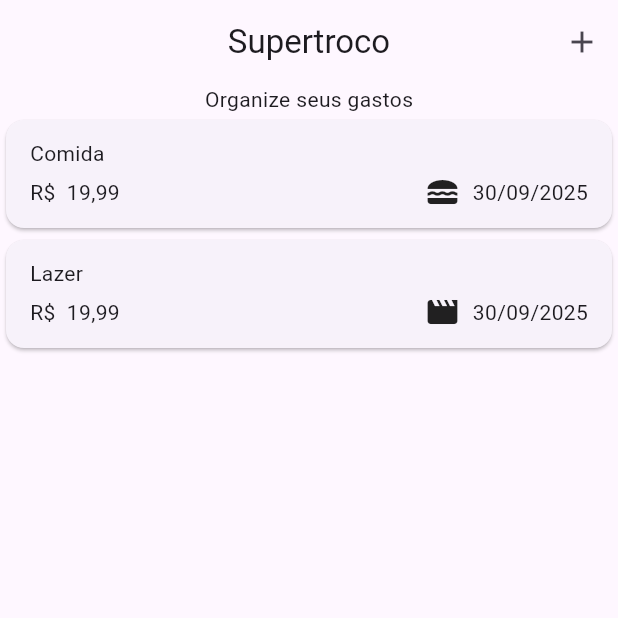
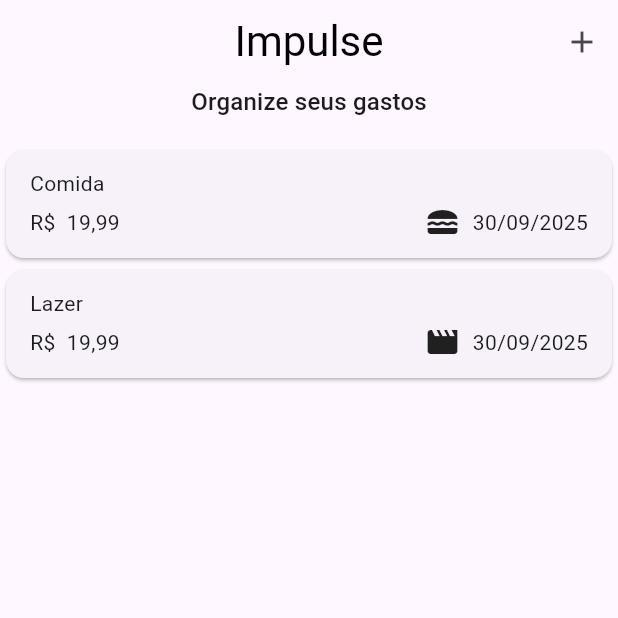
Before and after one commit to Afonso247/impulse, a Flutter app: the screen it shows after launch, on a phone screen of 412 x 824 dp, the top half of it. Run offline on Flutter 3.47's test engine with Material 3 defaults, Android fonts, the phone set to English and light mode, and no system bars.

Commit message:
feat: telinha p/lista vazia + pequena estilizacao

```diff
--- a/lib/impulse.dart
+++ b/lib/impulse.dart
@@ -65,9 +65,44 @@ class _ImpulseState extends State<Impulse> {
 
   @override
   Widget build(BuildContext context) {
+     Widget listContent = Center(
+      child: Column(
+        mainAxisAlignment: MainAxisAlignment.start,
+        children: [
+          SizedBox(height: 48),
+          Icon(
+            Icons.receipt_long_outlined,
+            size: 64,
+            color: Theme.of(context).colorScheme.primary.withOpacity(0.3),
+          ),
+          const SizedBox(height: 16),
+          Text(
+            'Nenhuma despesa cadastrada!',
+            style: Theme.of(context).textTheme.titleMedium?.copyWith(
+              color: Theme.of(context).colorScheme.onSurfaceVariant,
+            ),
+          ),
+          const SizedBox(height: 8),
+          Text(
+            'Toque no + para adicionar',
+            style: Theme.of(context).textTheme.bodySmall?.copyWith(
+              color: Theme.of(context).colorScheme.onSurfaceVariant.withOpacity(0.7),
+            ),
+          ),
+        ],
+      ),
+    );
+
+    if (_registeredExpenses.isNotEmpty) {
+      listContent = ExpensesList(
+        expenses: _registeredExpenses,
+        onRemoveExpense: _removeExpense,
+      );
+    }
+
     return Scaffold(
       appBar: AppBar(
-        title: const Text('Supertroco'),
+        title: const Text('Impulse', style: TextStyle(color: Colors.black, fontSize: 28)),
         centerTitle: true,
         actions: [
           IconButton(
@@ -78,12 +113,10 @@ class _ImpulseState extends State<Impulse> {
       ),
       body: Column(
         children: [
-          Text('Organize seus gastos'),
+          Text('Organize seus gastos', style: Theme.of(context).textTheme.titleMedium),
+          const SizedBox(height: 16),
           Expanded(
-            child: ExpensesList(
-              expenses: _registeredExpenses,
-              onRemoveExpense: _removeExpense,
-            ),
+            child: listContent,
           ),
         ],
       ),
```
